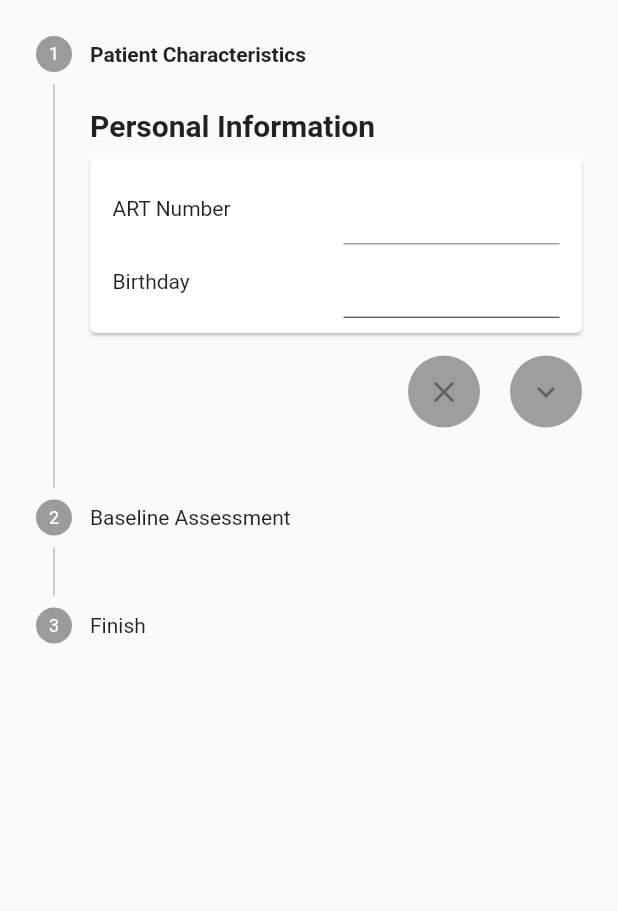
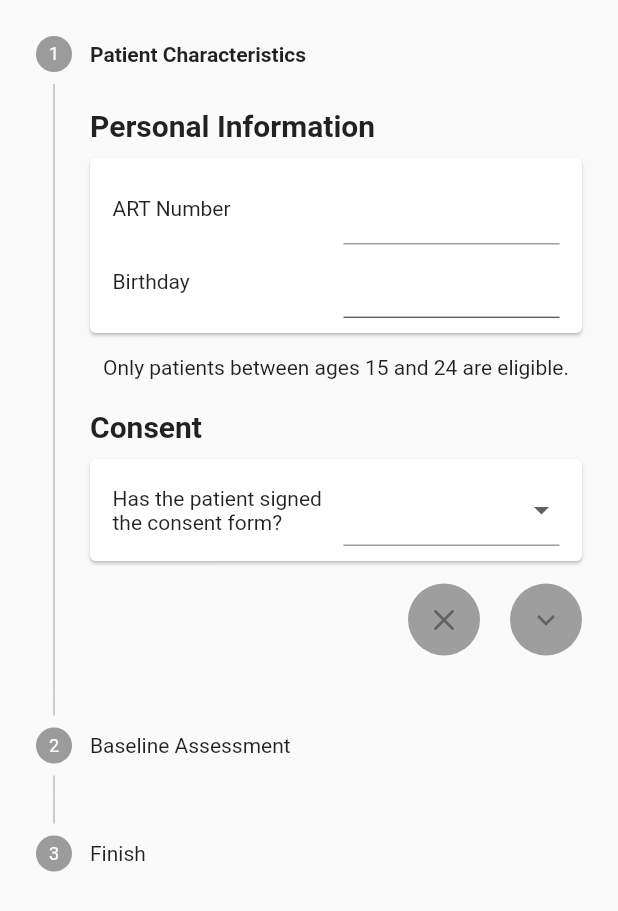
Before and after one commit to chrisly-bear/PEBRApp, a Flutter app: the _NewPatientForm widget shown alone on an empty page, opened directly, on a phone screen of 412 x 824 dp. Shown: the top 911 px of the screen. Run offline on Flutter 3.47's test engine with Material 2 defaults, Android fonts, the phone set to English and light mode, and no system bars; our stand-ins replace flushbar, shared_preferences, sqflite; missing offline and left inert: password, spreadsheet_decoder; accounts and stored records are empty.

Commit message:
Show consent card immediately because it does not depend on the patient's birthday anymore (user can only select eligible birthdays). However, the consent card would still become hidden if a birthday is selected which is not in the eligibility range (which is not possible in the current implementation because the date picker limits the selection to dates in the eligibility range).

```diff
--- a/lib/screens/NewPatientScreen.dart
+++ b/lib/screens/NewPatientScreen.dart
@@ -53,6 +53,7 @@ class _NewPatientFormState extends State<_NewPatientForm> {
   static final DateTime minBirthdayForEligibility = DateTime(now.year - maxAgeForEligibility - 1, now.month, now.day + 1);
   static final DateTime maxBirthdayForEligibility = DateTime(now.year - minAgeForEligibility, now.month, now.day);
   bool get _eligible => _newPatient.birthday != null && !_newPatient.birthday.isBefore(minBirthdayForEligibility) && !_newPatient.birthday.isAfter(maxBirthdayForEligibility);
+  bool get _notEligibleAfterBirthdaySpecified => _newPatient.birthday != null && !_eligible;
 
   Patient _newPatient = Patient(isActivated: true);
   ViralLoad _viralLoadBaseline = ViralLoad(source: ViralLoadSource.MANUAL_INPUT());
@@ -103,9 +104,10 @@ class _NewPatientFormState extends State<_NewPatientForm> {
       child: Column(
         children: [
           _personalInformationCard(),
+          _eligibilityDisclaimer(),
           _consentCard(),
           _viralLoadBaselineCard(),
-          _eligibilityDisclaimer(),
+          _notEligibleDisclaimer(),
         ],
       ),
     );
@@ -268,7 +270,7 @@ class _NewPatientFormState extends State<_NewPatientForm> {
   }
 
   Widget _consentCard() {
-    if (!_eligible) {
+    if (_notEligibleAfterBirthdaySpecified) {
       return Container();
     }
     return _buildCard('Consent',
@@ -403,7 +405,7 @@ class _NewPatientFormState extends State<_NewPatientForm> {
   }
 
   Widget _genderQuestion() {
-    if (!_eligible || _newPatient.consentGiven == null || !_newPatient.consentGiven) {
+    if (_notEligibleAfterBirthdaySpecified || _newPatient.consentGiven == null || !_newPatient.consentGiven) {
       return Container();
     }
     return _makeQuestion(
@@ -429,7 +431,7 @@ class _NewPatientFormState extends State<_NewPatientForm> {
   }
 
   Widget _sexualOrientationQuestion() {
-    if (!_eligible || _newPatient.consentGiven == null || !_newPatient.consentGiven) {
+    if (_notEligibleAfterBirthdaySpecified || _newPatient.consentGiven == null || !_newPatient.consentGiven) {
       return Container();
     }
     return _makeQuestion(
@@ -455,7 +457,7 @@ class _NewPatientFormState extends State<_NewPatientForm> {
   }
 
   Widget _villageQuestion() {
-    if (!_eligible || _newPatient.consentGiven == null || !_newPatient.consentGiven) {
+    if (_notEligibleAfterBirthdaySpecified || _newPatient.consentGiven == null || !_newPatient.consentGiven) {
       return Container();
     }
     return _makeQuestion(
@@ -472,7 +474,7 @@ class _NewPatientFormState extends State<_NewPatientForm> {
   }
 
   Widget _phoneAvailabilityQuestion() {
-    if (!_eligible || _newPatient.consentGiven == null || !_newPatient.consentGiven) {
+    if (_notEligibleAfterBirthdaySpecified || _newPatient.consentGiven == null || !_newPatient.consentGiven) {
       return Container();
     }
     return _makeQuestion('Do you have regular access to a phone (with Lesotho number) where you can receive confidential information?',
@@ -497,7 +499,7 @@ class _NewPatientFormState extends State<_NewPatientForm> {
   }
 
   Widget _phoneNumberQuestion() {
-    if (!_eligible || _newPatient.consentGiven == null || !_newPatient.consentGiven || _newPatient.phoneAvailability == null || _newPatient.phoneAvailability != PhoneAvailability.YES()) {
+    if (_notEligibleAfterBirthdaySpecified || _newPatient.consentGiven == null || !_newPatient.consentGiven || _newPatient.phoneAvailability == null || _newPatient.phoneAvailability != PhoneAvailability.YES()) {
       return Container();
     }
     return _makeQuestion('Phone Number',
@@ -729,6 +731,20 @@ class _NewPatientFormState extends State<_NewPatientForm> {
   // ----------
 
   Widget _eligibilityDisclaimer() {
+    if (_newPatient.consentGiven ?? false || _newPatient.birthday != null) {
+      return Container();
+    }
+    return
+      Padding(
+        padding: EdgeInsets.only(top: 15.0),
+        child:
+        Text('Only patients between ages $minAgeForEligibility and $maxAgeForEligibility are eligible.',
+          textAlign: TextAlign.left,
+        ),
+      );
+  }
+
+  Widget _notEligibleDisclaimer() {
     if (_newPatient.birthday == null || _eligible) {
       return Container();
     }
```
